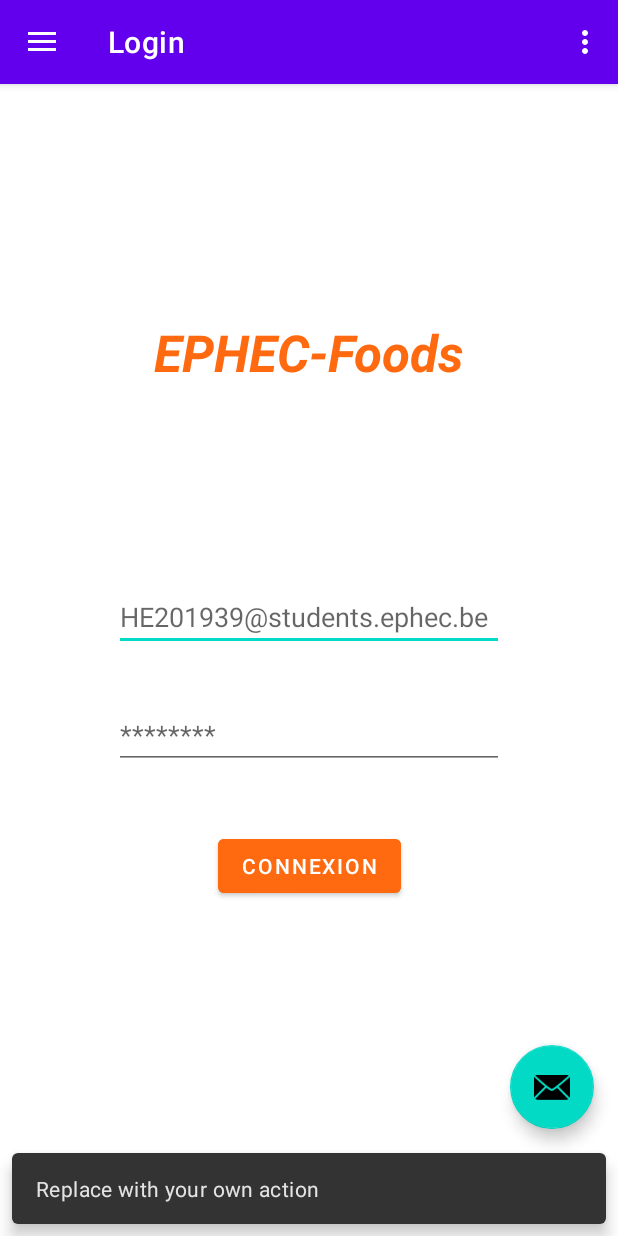
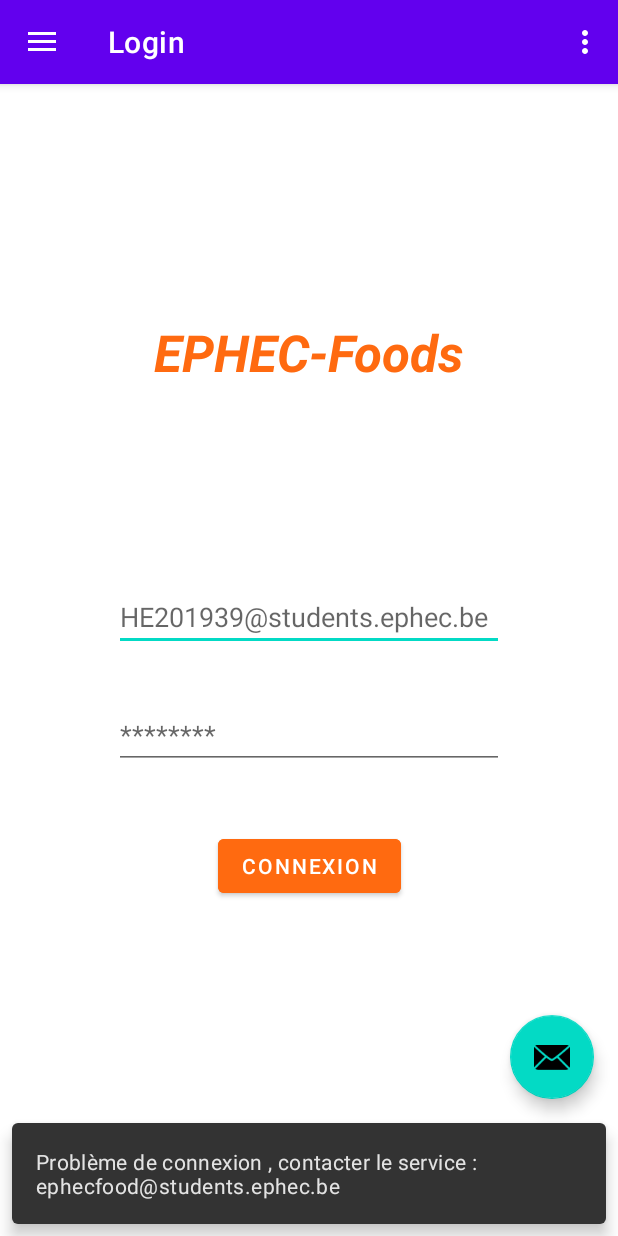
Before and after one commit to BentahriMerwane/hackathon-2021-Ephec, an Android app: the screen it shows after launch (MainActivity), after a tap on an icon or button, on a phone screen of 412 x 824 dp. Run offline under Robolectric (Android 15) with nearby library versions, the phone set to English and light mode, and no system bars; our stand-ins replace navigation-ui.

Commit message:
Ajout : ajout des événements au bouton
ajout des événements au bouton connexion et contact

```diff
--- a/app/src/main/AndroidManifest.xml
+++ b/app/src/main/AndroidManifest.xml
@@ -9,6 +9,9 @@
         android:roundIcon="@mipmap/ic_launcher_round"
         android:supportsRtl="true"
         android:theme="@style/Theme.MyApplication">
+        <activity
+            android:name=".Login"
+            android:exported="false" />
         <activity
             android:name=".fragment_choix"
             android:exported="false" />
--- a/app/src/main/java/com/example/myapplication/MainActivity.kt
+++ b/app/src/main/java/com/example/myapplication/MainActivity.kt
@@ -2,6 +2,9 @@
 
 import android.os.Bundle
 import android.view.Menu
+import android.widget.Button
+import android.widget.EditText
+import android.widget.Toast
 import com.google.android.material.snackbar.Snackbar
 import com.google.android.material.navigation.NavigationView
 import androidx.navigation.findNavController
@@ -27,7 +30,7 @@
         setSupportActionBar(binding.appBarMain.toolbar)
 
         binding.appBarMain.fab.setOnClickListener { view ->
-            Snackbar.make(view, "Replace with your own action", Snackbar.LENGTH_LONG)
+            Snackbar.make(view, "Problème de connexion , contacter le service : ephecfood@students.ephec.be", Snackbar.LENGTH_LONG)
                 .setAction("Action", null).show()
         }
         val drawerLayout: DrawerLayout = binding.drawerLayout
@@ -42,6 +45,24 @@
         )
         setupActionBarWithNavController(navController, appBarConfiguration)
         navView.setupWithNavController(navController)
+
+        val button_sign = findViewById<Button>(R.id.button_sign)
+        button_sign.setOnClickListener{
+
+            // edit text login
+
+            val editTextEmail = findViewById<EditText>(R.id.editTextTextEmailAddress).text.toString()
+            val editTextPassword = findViewById<EditText>(R.id.text_input_password_toggle).text.toString()
+
+            Toast.makeText(this ,"La connexion est accepté pour l'email" + editTextEmail, Toast.LENGTH_LONG).show();
+
+
+        }
+
+
+
+
+
     }
 
     override fun onCreateOptionsMenu(menu: Menu): Boolean {
--- a/app/src/main/res/layout/fragment_login.xml
+++ b/app/src/main/res/layout/fragment_login.xml
@@ -29,13 +29,13 @@
         android:ems="10"
         android:hint="********"
         android:inputType="textEmailAddress"
-        app:layout_constraintBottom_toTopOf="@+id/button"
+        app:layout_constraintBottom_toTopOf="@+id/button_sign"
         app:layout_constraintEnd_toEndOf="parent"
         app:layout_constraintStart_toStartOf="parent"
         app:layout_constraintTop_toBottomOf="@+id/editTextTextEmailAddress" />
 
     <Button
-        android:id="@+id/button"
+        android:id="@+id/button_sign"
         android:layout_width="wrap_content"
         android:layout_height="wrap_content"
         android:layout_marginBottom="214dp"
```
Also changed, not shown: app/src/main/java/com/example/myapplication/ui/login/LoginFragment.kt (+8 -0 lines).
